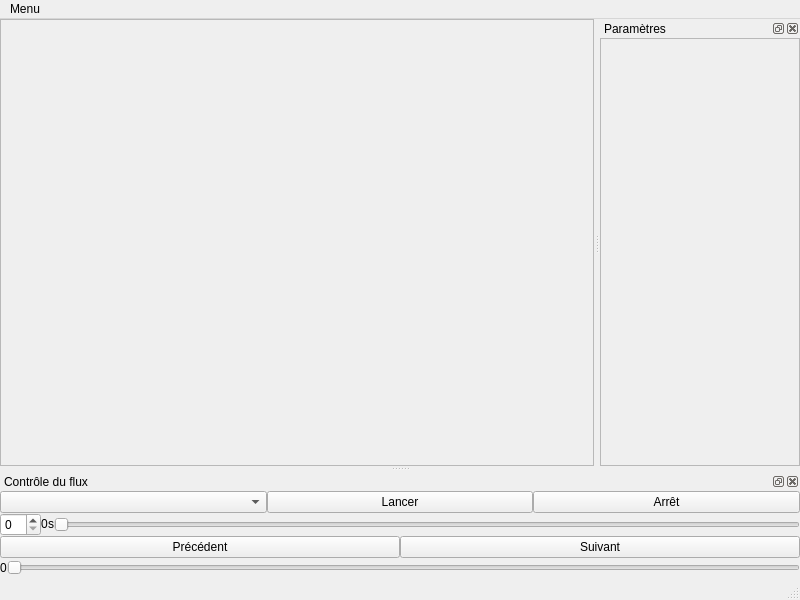
Before: the Qt Designer form src/View/mainwindow.ui in lilemon63/ProjetSI2, drawn with Qt 5.
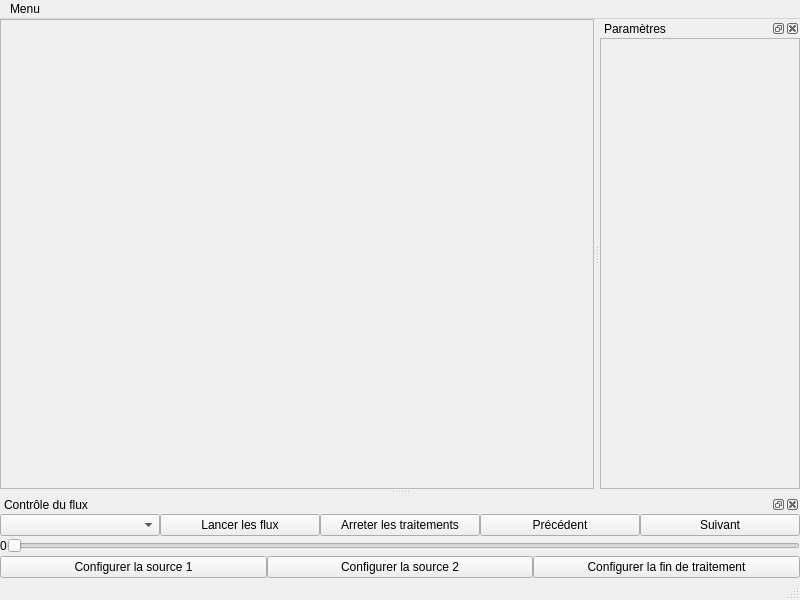
After: the same form once the commit is applied. Custom widgets are drawn as their Qt base class.

Commit message:
Arrête/Repprise flux/traitements
TODO : navigation dans le flux

```diff
--- a/src/View/mainwindow.ui
+++ b/src/View/mainwindow.ui
@@ -102,7 +102,7 @@
           <x>0</x>
           <y>0</y>
           <width>198</width>
-          <height>380</height>
+          <height>371</height>
          </rect>
         </property>
         <layout class="QVBoxLayout" name="verticalLayout_3">
@@ -158,79 +158,17 @@
        <item>
         <widget class="QPushButton" name="buttonPlay">
          <property name="text">
-          <string>Lancer</string>
+          <string>Lancer les flux</string>
          </property>
         </widget>
        </item>
        <item>
         <widget class="QPushButton" name="buttonStop">
          <property name="text">
-          <string>Arrêt</string>
+          <string>Arreter les traitements</string>
          </property>
         </widget>
        </item>
-      </layout>
-     </item>
-     <item>
-      <layout class="QHBoxLayout" name="horizontalLayout_2">
-       <property name="spacing">
-        <number>0</number>
-       </property>
-       <item>
-        <widget class="QSpinBox" name="spinBoxMaxFrame"/>
-       </item>
-       <item>
-        <widget class="QLabel" name="labelTempsMax">
-         <property name="sizePolicy">
-          <sizepolicy hsizetype="Preferred" vsizetype="Minimum">
-           <horstretch>0</horstretch>
-           <verstretch>0</verstretch>
-          </sizepolicy>
-         </property>
-         <property name="minimumSize">
-          <size>
-           <width>0</width>
-           <height>20</height>
-          </size>
-         </property>
-         <property name="maximumSize">
-          <size>
-           <width>16777215</width>
-           <height>20</height>
-          </size>
-         </property>
-         <property name="text">
-          <string>0</string>
-         </property>
-        </widget>
-       </item>
-       <item>
-        <widget class="QLabel" name="label_2">
-         <property name="maximumSize">
-          <size>
-           <width>16777215</width>
-           <height>20</height>
-          </size>
-         </property>
-         <property name="text">
-          <string>s</string>
-         </property>
-        </widget>
-       </item>
-       <item>
-        <widget class="QSlider" name="sliderDureeMax">
-         <property name="orientation">
-          <enum>Qt::Horizontal</enum>
-         </property>
-        </widget>
-       </item>
-      </layout>
-     </item>
-     <item>
-      <layout class="QHBoxLayout" name="horizontalLayout_6">
-       <property name="spacing">
-        <number>0</number>
-       </property>
        <item>
         <widget class="QPushButton" name="buttonPrevious">
          <property name="text">
@@ -289,6 +227,34 @@
        </item>
       </layout>
      </item>
+     <item>
+      <layout class="QHBoxLayout" name="horizontalLayout_6">
+       <property name="spacing">
+        <number>0</number>
+       </property>
+       <item>
+        <widget class="QPushButton" name="pushButton">
+         <property name="text">
+          <string>Configurer la source 1</string>
+         </property>
+        </widget>
+       </item>
+       <item>
+        <widget class="QPushButton" name="pushButton_2">
+         <property name="text">
+          <string>Configurer la source 2</string>
+         </property>
+        </widget>
+       </item>
+       <item>
+        <widget class="QPushButton" name="pushButton_3">
+         <property name="text">
+          <string>Configurer la fin de traitement</string>
+         </property>
+        </widget>
+       </item>
+      </layout>
+     </item>
     </layout>
    </widget>
   </widget>
```
Left out of the diff: 21 changed lines with no effect on the pictures. The commit also changes 7 other files.
